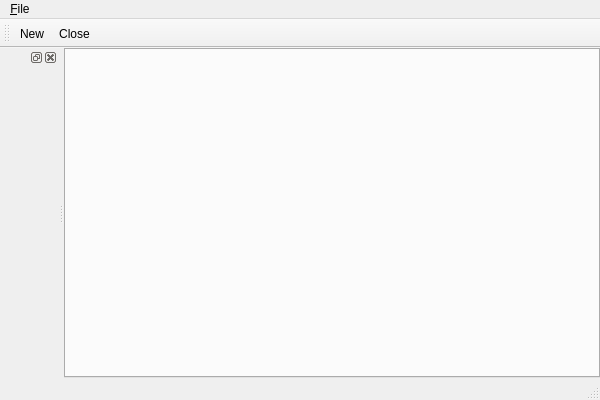
Before: the Qt Designer form viMarkdown/viMarkdown/MainWindow.ui in vivisuke/viMarkdown, drawn with Qt 5.
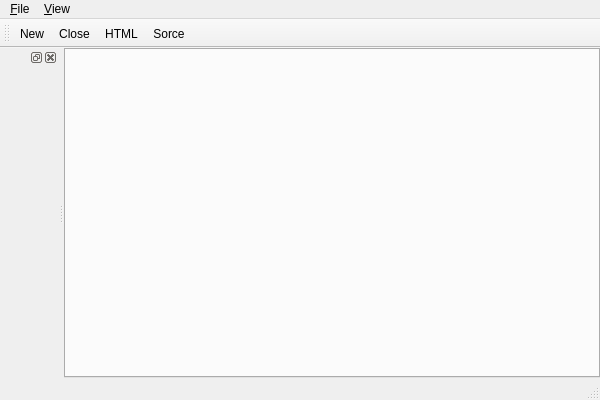
After: the same form once the commit is applied. Icons and pictures are not drawn.

Commit message: 0018 ◎ C 12/13 12/13 0.001│ToDo│新規タブ追加時、QPlainTextEdit にフォーカスを当てる

Patch:
```diff
--- a/viMarkdown/viMarkdown/MainWindow.ui
+++ b/viMarkdown/viMarkdown/MainWindow.ui
@@ -52,7 +52,15 @@
     <addaction name="action_New"/>
     <addaction name="action_Close"/>
    </widget>
+   <widget class="QMenu" name="menu_View">
+    <property name="title">
+     <string>&amp;View</string>
+    </property>
+    <addaction name="action_HTML"/>
+    <addaction name="action_Sorce"/>
+   </widget>
    <addaction name="menu_File"/>
+   <addaction name="menu_View"/>
   </widget>
   <widget class="QToolBar" name="mainToolBar">
    <attribute name="toolBarArea">
@@ -63,6 +71,8 @@
    </attribute>
    <addaction name="action_New"/>
    <addaction name="action_Close"/>
+   <addaction name="action_HTML"/>
+   <addaction name="action_Sorce"/>
   </widget>
   <widget class="QStatusBar" name="statusBar"/>
   <widget class="QDockWidget" name="dockWidget">
@@ -95,6 +105,16 @@
     <string>Ctrl+W</string>
    </property>
   </action>
+  <action name="action_HTML">
+   <property name="text">
+    <string>&amp;HTML</string>
+   </property>
+  </action>
+  <action name="action_Sorce">
+   <property name="text">
+    <string>&amp;Sorce</string>
+   </property>
+  </action>
  </widget>
  <layoutdefault spacing="6" margin="11"/>
  <resources>
```
The commit also changes 2 other files.
